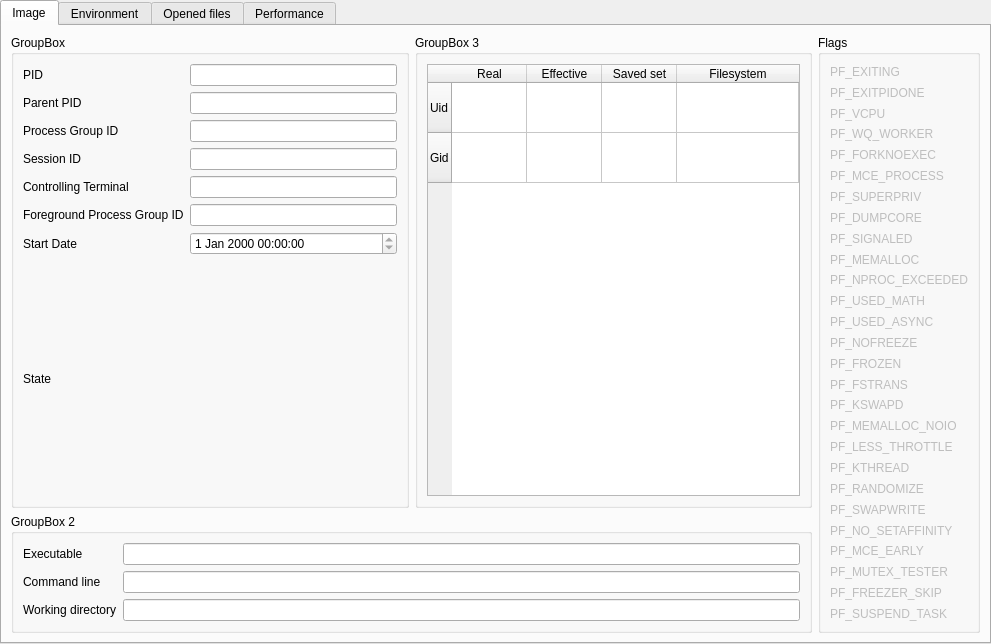
Above: src/processdetailview.ui from Wenzel/kmonitor before the change. Below: the same form after it.
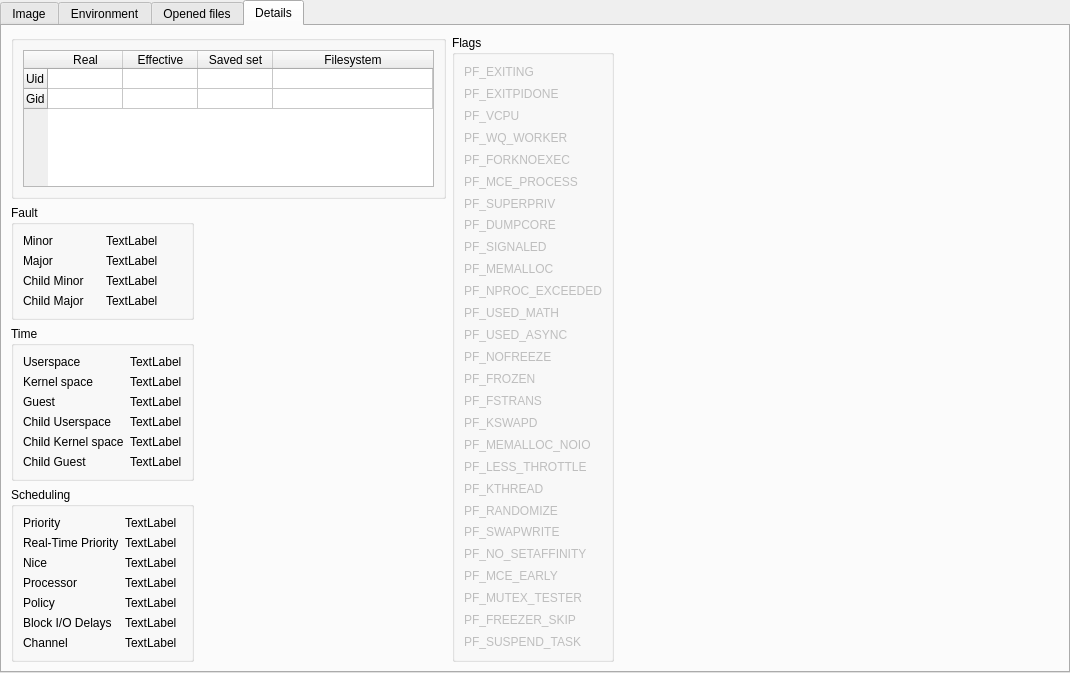
That is the form after the change.

Patch:
```diff
--- a/src/processdetailview.ui
+++ b/src/processdetailview.ui
@@ -6,34 +6,131 @@
    <rect>
     <x>0</x>
     <y>0</y>
-    <width>991</width>
-    <height>644</height>
+    <width>1070</width>
+    <height>673</height>
    </rect>
   </property>
   <property name="windowTitle">
    <string>TabWidget</string>
   </property>
   <property name="currentIndex">
-   <number>0</number>
+   <number>3</number>
   </property>
   <widget class="QWidget" name="tab_image">
    <attribute name="title">
     <string>Image</string>
    </attribute>
-   <layout class="QGridLayout" name="gridLayout_3">
-    <item row="0" column="0">
+   <layout class="QVBoxLayout" name="verticalLayout_2">
+    <item>
+     <widget class="QGroupBox" name="groupBox_2">
+      <property name="title">
+       <string/>
+      </property>
+      <layout class="QGridLayout" name="gridLayout_2">
+       <item row="4" column="2">
+        <widget class="QDateTimeEdit" name="dateTimeEdit_starttime">
+         <property name="frame">
+          <bool>true</bool>
+         </property>
+         <property name="readOnly">
+          <bool>true</bool>
+         </property>
+         <property name="accelerated">
+          <bool>false</bool>
+         </property>
+         <property name="displayFormat">
+          <string>HH:mm dd/MM/yyyy</string>
+         </property>
+        </widget>
+       </item>
+       <item row="1" column="0">
+        <widget class="QLabel" name="label">
+         <property name="text">
+          <string>Executable</string>
+         </property>
+        </widget>
+       </item>
+       <item row="1" column="2">
+        <widget class="QLineEdit" name="lineEdit_exe">
+         <property name="readOnly">
+          <bool>true</bool>
+         </property>
+        </widget>
+       </item>
+       <item row="2" column="0">
+        <widget class="QLabel" name="label_2">
+         <property name="text">
+          <string>Command line</string>
+         </property>
+        </widget>
+       </item>
+       <item row="3" column="0">
+        <widget class="QLabel" name="label_3">
+         <property name="text">
+          <string>Working directory</string>
+         </property>
+        </widget>
+       </item>
+       <item row="3" column="2">
+        <widget class="QLineEdit" name="lineEdit_cwd">
+         <property name="readOnly">
+          <bool>true</bool>
+         </property>
+        </widget>
+       </item>
+       <item row="0" column="2">
+        <widget class="QLineEdit" name="lineEdit_name"/>
+       </item>
+       <item row="0" column="0">
+        <widget class="QLabel" name="label_21">
+         <property name="text">
+          <string>Name</string>
+         </property>
+        </widget>
+       </item>
+       <item row="4" column="0">
+        <widget class="QLabel" name="label_9">
+         <property name="text">
+          <string>Start Date</string>
+         </property>
+        </widget>
+       </item>
+       <item row="5" column="2">
+        <widget class="QLineEdit" name="lineEdit_state">
+         <property name="frame">
+          <bool>true</bool>
+         </property>
+        </widget>
+       </item>
+       <item row="5" column="0">
+        <widget class="QLabel" name="label_11">
+         <property name="text">
+          <string>State</string>
+         </property>
+        </widget>
+       </item>
+       <item row="2" column="2">
+        <layout class="QHBoxLayout" name="horizontalLayout_cmdline"/>
+       </item>
+       <item row="6" column="0">
+        <widget class="QLabel" name="label_25">
+         <property name="text">
+          <string>Threads</string>
+         </property>
+        </widget>
+       </item>
+       <item row="6" column="2">
+        <widget class="QLineEdit" name="lineEdit_num_threads"/>
+       </item>
+      </layout>
+     </widget>
+    </item>
+    <item>
      <widget class="QGroupBox" name="groupBox">
       <property name="title">
-       <string>GroupBox</string>
+       <string/>
       </property>
       <layout class="QGridLayout" name="gridLayout">
-       <item row="0" column="0">
-        <widget class="QLabel" name="label_4">
-         <property name="text">
-          <string>PID</string>
-         </property>
-        </widget>
-       </item>
        <item row="0" column="2">
         <widget class="QLineEdit" name="lineEdit_pid">
          <property name="readOnly">
@@ -62,20 +159,6 @@
          </property>
         </widget>
        </item>
-       <item row="6" column="2">
-        <widget class="QLineEdit" name="lineEdit_tpgid">
-         <property name="readOnly">
-          <bool>true</bool>
-         </property>
-        </widget>
-       </item>
-       <item row="5" column="2">
-        <widget class="QLineEdit" name="lineEdit_tty">
-         <property name="readOnly">
-          <bool>true</bool>
-         </property>
-        </widget>
-       </item>
        <item row="3" column="2">
         <widget class="QLineEdit" name="lineEdit_sid">
          <property name="readOnly">
@@ -83,6 +166,23 @@
          </property>
         </widget>
        </item>
+       <item row="5" column="2">
+        <widget class="QLineEdit" name="lineEdit_tty">
+         <property name="readOnly">
+          <bool>true</bool>
+         </property>
+        </widget>
+       </item>
+       <item row="6" column="2">
+        <widget class="QLineEdit" name="lineEdit_tpgid">
+         <property name="readOnly">
+          <bool>true</bool>
+         </property>
+        </widget>
+       </item>
+       <item row="2" column="2">
+        <widget class="QLineEdit" name="lineEdit_pgid"/>
+       </item>
        <item row="5" column="0">
         <widget class="QLabel" name="label_7">
          <property name="text">
@@ -97,16 +197,6 @@
          </property>
         </widget>
        </item>
-       <item row="2" column="2">
-        <widget class="QLineEdit" name="lineEdit_pgid"/>
-       </item>
-       <item row="7" column="0">
-        <widget class="QLabel" name="label_9">
-         <property name="text">
-          <string>Start Date</string>
-         </property>
-        </widget>
-       </item>
        <item row="2" column="0">
         <widget class="QLabel" name="label_10">
          <property name="text">
@@ -114,101 +204,456 @@
          </property>
         </widget>
        </item>
-       <item row="7" column="2">
-        <widget class="QDateTimeEdit" name="dateTimeEdit_starttime">
-         <property name="frame">
-          <bool>true</bool>
-         </property>
-         <property name="readOnly">
-          <bool>true</bool>
-         </property>
-         <property name="accelerated">
-          <bool>false</bool>
-         </property>
-        </widget>
-       </item>
-       <item row="8" column="0">
-        <widget class="QLabel" name="label_11">
+       <item row="0" column="0">
+        <widget class="QLabel" name="label_4">
          <property name="text">
-          <string>State</string>
+          <string>PID</string>
          </property>
         </widget>
        </item>
-       <item row="8" column="2">
-        <widget class="QLabel" name="label_state">
-         <property name="text">
-          <string/>
-         </property>
-        </widget>
-       </item>
       </layout>
      </widget>
     </item>
-    <item row="0" column="1">
-     <widget class="QGroupBox" name="groupBox_3">
-      <property name="title">
-       <string>GroupBox 3</string>
+   </layout>
+  </widget>
+  <widget class="QWidget" name="tab_env">
+   <attribute name="title">
+    <string>Environment</string>
+   </attribute>
+   <layout class="QHBoxLayout" name="horizontalLayout">
+    <item>
+     <widget class="QTableWidget" name="tableWidet_env">
+      <property name="editTriggers">
+       <set>QAbstractItemView::NoEditTriggers</set>
       </property>
-      <layout class="QHBoxLayout" name="horizontalLayout_2">
-       <item>
-        <widget class="QTableWidget" name="tableWidget_uids">
-         <property name="editTriggers">
-          <set>QAbstractItemView::NoEditTriggers</set>
-         </property>
-         <property name="rowCount">
-          <number>2</number>
-         </property>
-         <property name="columnCount">
-          <number>4</number>
-         </property>
-         <attribute name="horizontalHeaderDefaultSectionSize">
-          <number>75</number>
-         </attribute>
-         <attribute name="horizontalHeaderStretchLastSection">
-          <bool>true</bool>
-         </attribute>
-         <attribute name="verticalHeaderDefaultSectionSize">
-          <number>50</number>
-         </attribute>
-         <attribute name="verticalHeaderStretchLastSection">
-          <bool>false</bool>
-         </attribute>
-         <row>
-          <property name="text">
-           <string>Uid</string>
+      <attribute name="horizontalHeaderDefaultSectionSize">
+       <number>300</number>
+      </attribute>
+      <attribute name="horizontalHeaderStretchLastSection">
+       <bool>true</bool>
+      </attribute>
+      <attribute name="verticalHeaderDefaultSectionSize">
+       <number>20</number>
+      </attribute>
+      <column>
+       <property name="text">
+        <string>Variable</string>
+       </property>
+      </column>
+      <column>
+       <property name="text">
+        <string>Value</string>
+       </property>
+      </column>
+     </widget>
+    </item>
+   </layout>
+  </widget>
+  <widget class="QWidget" name="tab_fds">
+   <attribute name="title">
+    <string>Opened files</string>
+   </attribute>
+   <layout class="QHBoxLayout" name="horizontalLayout_4">
+    <item>
+     <widget class="QTableWidget" name="tableWidget_fds">
+      <property name="editTriggers">
+       <set>QAbstractItemView::NoEditTriggers</set>
+      </property>
+      <property name="sortingEnabled">
+       <bool>true</bool>
+      </property>
+      <attribute name="horizontalHeaderStretchLastSection">
+       <bool>true</bool>
+      </attribute>
+      <attribute name="verticalHeaderDefaultSectionSize">
+       <number>20</number>
+      </attribute>
+      <column>
+       <property name="text">
+        <string>Descriptor</string>
+       </property>
+      </column>
+      <column>
+       <property name="text">
+        <string>Path</string>
+       </property>
+      </column>
+     </widget>
+    </item>
+   </layout>
+  </widget>
+  <widget class="QWidget" name="tab_details">
+   <attribute name="title">
+    <string>Details</string>
+   </attribute>
+   <layout class="QHBoxLayout" name="horizontalLayout_5">
+    <item>
+     <layout class="QVBoxLayout" name="verticalLayout_4">
+      <item>
+       <widget class="QGroupBox" name="groupBox_3">
+        <property name="title">
+         <string/>
+        </property>
+        <layout class="QHBoxLayout" name="horizontalLayout_2">
+         <item>
+          <widget class="QTableWidget" name="tableWidget_uids">
+           <property name="editTriggers">
+            <set>QAbstractItemView::NoEditTriggers</set>
+           </property>
+           <property name="rowCount">
+            <number>2</number>
+           </property>
+           <property name="columnCount">
+            <number>4</number>
+           </property>
+           <attribute name="horizontalHeaderDefaultSectionSize">
+            <number>75</number>
+           </attribute>
+           <attribute name="horizontalHeaderStretchLastSection">
+            <bool>true</bool>
+           </attribute>
+           <attribute name="verticalHeaderDefaultSectionSize">
+            <number>20</number>
+           </attribute>
+           <attribute name="verticalHeaderStretchLastSection">
+            <bool>false</bool>
+           </attribute>
+           <row>
+            <property name="text">
+             <string>Uid</string>
+            </property>
+           </row>
+           <row>
+            <property name="text">
+             <string>Gid</string>
+            </property>
+           </row>
+           <column>
+            <property name="text">
+             <string>Real</string>
+            </property>
+           </column>
+           <column>
+            <property name="text">
+             <string>Effective</string>
+            </property>
+           </column>
+           <column>
+            <property name="text">
+             <string>Saved set</string>
+            </property>
+           </column>
+           <column>
+            <property name="text">
+             <string>Filesystem</string>
+            </property>
+           </column>
+          </widget>
+         </item>
+        </layout>
+       </widget>
+      </item>
+      <item>
+       <layout class="QHBoxLayout" name="horizontalLayout_3">
+        <item>
+         <layout class="QVBoxLayout" name="verticalLayout_3">
+          <item>
+           <widget class="QGroupBox" name="groupBox_5">
+            <property name="title">
+             <string>Fault</string>
+            </property>
+            <layout class="QGridLayout" name="gridLayout_4">
+             <item row="0" column="0">
+              <widget class="QLabel" name="label_12">
+               <property name="text">
+                <string>Minor</string>
+               </property>
+              </widget>
+             </item>
+             <item row="0" column="1">
+              <widget class="QLabel" name="label_minflt">
+               <property name="frameShape">
+                <enum>QFrame::NoFrame</enum>
+               </property>
+               <property name="frameShadow">
+                <enum>QFrame::Plain</enum>
+               </property>
+               <property name="lineWidth">
+                <number>0</number>
+               </property>
+               <property name="midLineWidth">
+                <number>0</number>
+               </property>
+               <property name="text">
+                <string>TextLabel</string>
+               </property>
+              </widget>
+             </item>
+             <item row="2" column="0">
+              <widget class="QLabel" name="label_16">
+               <property name="text">
+                <string>Child Minor</string>
+               </property>
+              </widget>
+             </item>
+             <item row="2" column="1">
+              <widget class="QLabel" name="label_cminflt">
+               <property name="text">
+                <string>TextLabel</string>
+               </property>
+              </widget>
+             </item>
+             <item row="4" column="0">
+              <widget class="QLabel" name="label_19">
+               <property name="text">
+                <string>Child Major</string>
+               </property>
+              </widget>
+             </item>
+             <item row="4" column="1">
+              <widget class="QLabel" name="label_cmajflt">
+               <property name="text">
+                <string>TextLabel</string>
+               </property>
+              </widget>
+             </item>
+             <item row="1" column="0">
+              <widget class="QLabel" name="label_18">
+               <property name="text">
+                <string>Major</string>
+               </property>
+              </widget>
+             </item>
+             <item row="1" column="1">
+              <widget class="QLabel" name="label_majflt">
+               <property name="text">
+                <string>TextLabel</string>
+               </property>
+              </widget>
+             </item>
+            </layout>
+           </widget>
+          </item>
+          <item>
+           <widget class="QGroupBox" name="groupBox_6">
+            <property name="title">
+             <string>Time</string>
+            </property>
+            <layout class="QGridLayout" name="gridLayout_5">
+             <item row="0" column="0">
+              <widget class="QLabel" name="label_13">
+               <property name="text">
+                <string>Userspace</string>
+               </property>
+              </widget>
+             </item>
+             <item row="0" column="1">
+              <widget class="QLabel" name="label_utime">
+               <property name="text">
+                <string>TextLabel</string>
+               </property>
+              </widget>
+             </item>
+             <item row="1" column="0">
+              <widget class="QLabel" name="label_14">
+               <property name="text">
+                <string>Kernel space</string>
+               </property>
+              </widget>
+             </item>
+             <item row="1" column="1">
+              <widget class="QLabel" name="label_stime">
+               <property name="text">
+                <string>TextLabel</string>
+               </property>
+              </widget>
+             </item>
+             <item row="3" column="0">
+              <widget class="QLabel" name="label_15">
+               <property name="text">
+                <string>Child Userspace</string>
+               </property>
+              </widget>
+             </item>
+             <item row="3" column="1">
+              <widget class="QLabel" name="label_cutime">
+               <property name="text">
+                <string>TextLabel</string>
+               </property>
+              </widget>
+             </item>
+             <item row="4" column="0">
+              <widget class="QLabel" name="label_17">
+               <property name="text">
+                <string>Child Kernel space</string>
+               </property>
+              </widget>
+             </item>
+             <item row="4" column="1">
+              <widget class="QLabel" name="label_cstime">
+               <property name="text">
+                <string>TextLabel</string>
+               </property>
+              </widget>
+             </item>
+             <item row="2" column="1">
+              <widget class="QLabel" name="label_guest_time">
+               <property name="text">
+                <string>TextLabel</string>
+               </property>
+              </widget>
+             </item>
+             <item row="2" column="0">
+              <widget class="QLabel" name="label_28">
+               <property name="text">
+                <string>Guest</string>
+               </property>
+              </widget>
+             </item>
+             <item row="5" column="0">
+              <widget class="QLabel" name="label_29">
+               <property name="text">
+                <string>Child Guest</string>
+               </property>
+              </widget>
+             </item>
+             <item row="5" column="1">
+              <widget class="QLabel" name="label_cguest_time">
+               <property name="text">
+                <string>TextLabel</string>
+               </property>
+              </widget>
+             </item>
+            </layout>
+           </widget>
+          </item>
+          <item>
+           <widget class="QGroupBox" name="groupBox_7">
+            <property name="title">
+             <string>Scheduling</string>
+            </property>
+            <layout class="QGridLayout" name="gridLayout_3">
+             <item row="0" column="0">
+              <widget class="QLabel" name="label_20">
+               <property name="text">
+                <string>Priority</string>
+               </property>
+              </widget>
+             </item>
+             <item row="5" column="0">
+              <widget class="QLabel" name="label_27">
+               <property name="text">
+                <string>Block I/O Delays</string>
+               </property>
+              </widget>
+             </item>
+             <item row="1" column="1">
+              <widget class="QLabel" name="label_rt_priority">
+               <property name="text">
+                <string>TextLabel</string>
+               </property>
+              </widget>
+             </item>
+             <item row="2" column="1">
+              <widget class="QLabel" name="label_nice">
+               <property name="text">
+                <string>TextLabel</string>
+               </property>
+              </widget>
+             </item>
+             <item row="3" column="1">
+              <widget class="QLabel" name="label_processor">
+               <property name="text">
+                <string>TextLabel</string>
+               </property>
+              </widget>
+             </item>
+             <item row="0" column="1">
+              <widget class="QLabel" name="label_priority">
+               <property name="text">
+                <string>TextLabel</string>
+               </property>
+              </widget>
+             </item>
+             <item row="3" column="0">
+              <widget class="QLabel" name="label_23">
+               <property name="text">
+                <string>Processor</string>
+               </property>
+              </widget>
+             </item>
+             <item row="2" column="0">
+              <widget class="QLabel" name="label_22">
+               <property name="text">
+                <string>Nice</string>
+               </property>
+              </widget>
+             </item>
+             <item row="4" column="0">
+              <widget class="QLabel" name="label_26">
+               <property name="text">
+                <string>Policy</string>
+               </property>
+              </widget>
+             </item>
+             <item row="1" column="0">
+              <widget class="QLabel" name="label_24">
+               <property name="text">
+                <string>Real-Time Priority</string>
+               </property>
+              </widget>
+             </item>
+             <item row="5" column="1">
+              <widget class="QLabel" name="label_delayacct_blkio_ticks">
+               <property name="text">
+                <string>TextLabel</string>
+               </property>
+              </widget>
+             </item>
+             <item row="4" column="1">
+              <widget class="QLabel" name="label_policy">
+               <property name="text">
+                <string>TextLabel</string>
+               </property>
+              </widget>
+             </item>
+             <item row="6" column="0">
+              <widget class="QLabel" name="label_30">
+               <property name="text">
+                <string>Channel</string>
+               </property>
+              </widget>
+             </item>
+             <item row="6" column="1">
+              <widget class="QLabel" name="label_wchan">
+               <property name="text">
+                <string>TextLabel</string>
+               </property>
+              </widget>
+             </item>
+            </layout>
+           </widget>
+          </item>
+         </layout>
+        </item>
+        <item>
+         <spacer name="horizontalSpacer">
+          <property name="orientation">
+           <enum>Qt::Horizontal</enum>
           </property>
-         </row>
-         <row>
-          <property name="text">
-           <string>Gid</string>
+          <property name="sizeHint" stdset="0">
+           <size>
+            <width>40</width>
+            <height>20</height>
+           </size>
           </property>
-         </row>
-         <column>
-          <property name="text">
-           <string>Real</string>
-          </property>
-         </column>
-         <column>
-          <property name="text">
-           <string>Effective</string>
-          </property>
-         </column>
-         <column>
-          <property name="text">
-           <string>Saved set</string>
-          </property>
-         </column>
-         <column>
-          <property name="text">
-           <string>Filesystem</string>
-          </property>
-         </column>
-        </widget>
-       </item>
-      </layout>
-     </widget>
+         </spacer>
+        </item>
+       </layout>
+      </item>
+     </layout>
     </item>
-    <item row="0" column="2" rowspan="2">
+    <item>
      <widget class="QGroupBox" name="groupBox_4">
       <property name="title">
        <string>Flags</string>
@@ -487,284 +932,19 @@
       </layout>
      </widget>
     </item>
-    <item row="1" column="0" colspan="2">
-     <widget class="QGroupBox" name="groupBox_2">
-      <property name="title">
-       <string>GroupBox 2</string>
-      </property>
-      <layout class="QGridLayout" name="gridLayout_2">
-       <item row="0" column="0">
-        <widget class="QLabel" name="label">
-         <property name="text">
-          <string>Executable</string>
-         </property>
-        </widget>
-       </item>
-       <item row="0" column="1">
-        <widget class="QLineEdit" name="lineEdit_exe">
-         <property name="readOnly">
-          <bool>true</bool>
-         </property>
-        </widget>
-       </item>
-       <item row="1" column="0">
-        <widget class="QLabel" name="label_2">
-         <property name="text">
-          <string>Command line</string>
-         </property>
-        </widget>
-       </item>
-       <item row="1" column="1">
-        <widget class="QLineEdit" name="lineEdit_cmdline">
-         <property name="readOnly">
-          <bool>true</bool>
-         </property>
-        </widget>
-       </item>
-       <item row="2" column="0">
-        <widget class="QLabel" name="label_3">
-         <property name="text">
-          <string>Working directory</string>
-         </property>
-        </widget>
-       </item>
-       <item row="2" column="1">
-        <widget class="QLineEdit" name="lineEdit_cwd">
-         <property name="readOnly">
-          <bool>true</bool>
-         </property>
-        </widget>
-       </item>
-      </layout>
-     </widget>
-    </item>
-   </layout>
-  </widget>
-  <widget class="QWidget" name="tab_env">
-   <attribute name="title">
-    <string>Environment</string>
-   </attribute>
-   <layout class="QHBoxLayout" name="horizontalLayout">
     <item>
-     <widget class="QTableWidget" name="tableWidet_env">
-      <property name="editTriggers">
-       <set>QAbstractItemView::NoEditTriggers</set>
-      </property>
-      <attribute name="horizontalHeaderDefaultSectionSize">
-       <number>300</number>
-      </attribute>
-      <attribute name="horizontalHeaderStretchLastSection">
-       <bool>true</bool>
-      </attribute>
-      <column>
-       <property name="text">
-        <string>Variable</string>
-       </property>
-      </column>
-      <column>
-       <property name="text">
-        <string>Value</string>
-       </property>
-      </column>
-     </widget>
-    </item>
-   </layout>
-  </widget>
-  <widget class="QWidget" name="tab_fds">
-   <attribute name="title">
-    <string>Opened files</string>
-   </attribute>
-   <layout class="QHBoxLayout" name="horizontalLayout_4">
-    <item>
-     <widget class="QTableWidget" name="tableWidget_fds">
-      <property name="editTriggers">
-       <set>QAbstractItemView::NoEditTriggers</set>
-      </property>
-      <property name="sortingEnabled">
-       <bool>true</bool>
-      </property>
-      <attribute name="horizontalHeaderStretchLastSection">
-       <bool>true</bool>
-      </attribute>
-      <column>
-       <property name="text">
-        <string>Descriptor</string>
-       </property>
-      </column>
-      <column>
-       <property name="text">
-        <string>Path</string>
-       </property>
-      </column>
-     </widget>
-    </item>
-   </layout>
-  </widget>
-  <widget class="QWidget" name="tab_perf">
-   <attribute name="title">
-    <string>Performance</string>
-   </attribute>
-   <layout class="QGridLayout" name="gridLayout_6">
-    <item row="0" column="0">
-     <layout class="QHBoxLayout" name="horizontalLayout_3">
-      <item>
-       <widget class="QGroupBox" name="groupBox_5">
-        <property name="title">
-         <string>Fault</string>
-        </property>
-        <layout class="QGridLayout" name="gridLayout_4">
-         <item row="0" column="0">
-          <widget class="QLabel" name="label_12">
-           <property name="text">
-            <string>minflt</string>
-           </property>
-          </widget>
-         </item>
-         <item row="0" column="1">
-          <widget class="QLabel" name="label_minflt">
-           <property name="text">
-            <string>TextLabel</string>
-           </property>
-          </widget>
-         </item>
-         <item row="1" column="0">
-          <widget class="QLabel" name="label_16">
-           <property name="text">
-            <string>cminflt</string>
-           </property>
-          </widget>
-         </item>
-         <item row="1" column="1">
-          <widget class="QLabel" name="label_cminflt">
-           <property name="text">
-            <string>TextLabel</string>
-           </property>
-          </widget>
-         </item>
-         <item row="2" column="0">
-          <widget class="QLabel" name="label_18">
-           <property name="text">
-            <string>majflt</string>
-           </property>
-          </widget>
-         </item>
-         <item row="2" column="1">
-          <widget class="QLabel" name="label_majflt">
-           <property name="text">
-            <string>TextLabel</string>
-           </property>
-          </widget>
-         </item>
-         <item row="3" column="0">
-          <widget class="QLabel" name="label_19">
-           <property name="text">
-            <string>cmajflt</string>
-           </property>
-          </widget>
-         </item>
-         <item row="3" column="1">
-          <widget class="QLabel" name="label_cmajflt">
-           <property name="text">
-            <string>TextLabel</string>
-           </property>
-          </widget>
-         </item>
-        </layout>
-       </widget>
-      </item>
-      <item>
-       <widget class="QGroupBox" name="groupBox_6">
-        <property name="title">
-         <string>Time</string>
-        </property>
-        <layout class="QGridLayout" name="gridLayout_5">
-         <item row="0" column="0">
-          <widget class="QLabel" name="label_13">
-           <property name="text">
-            <string>utime</string>
-           </property>
-          </widget>
-         </item>
-         <item row="0" column="1">
-          <widget class="QLabel" name="label_utime">
-           <property name="text">
-            <string>TextLabel</string>
-           </property>
-          </widget>
-         </item>
-         <item row="1" column="0">
-          <widget class="QLabel" name="label_14">
-           <property name="text">
-            <string>stime</string>
-           </property>
-          </widget>
-         </item>
-         <item row="1" column="1">
-          <widget class="QLabel" name="label_stime">
-           <property name="text">
-            <string>TextLabel</string>
-           </property>
-          </widget>
-         </item>
-         <item row="2" column="0">
-          <widget class="QLabel" name="label_15">
-           <property name="text">
-            <string>cutime</string>
-           </property>
-          </widget>
-         </item>
-         <item row="2" column="1">
-          <widget class="QLabel" name="label_cutime">
-           <property name="text">
-            <string>TextLabel</string>
-           </property>
-          </widget>
-         </item>
-         <item row="3" column="0">
-          <widget class="QLabel" name="label_17">
-           <property name="text">
-            <string>cstime</string>
-           </property>
-          </widget>
-         </item>
-         <item row="3" column="1">
-          <widget class="QLabel" name="label_cstime">
-           <property name="text">
-            <string>TextLabel</string>
-           </property>
-          </widget>
-         </item>
-        </layout>
-       </widget>
-      </item>
-     </layout>
-    </item>
-    <item row="0" column="1">
-     <spacer name="horizontalSpacer">
+     <spacer name="horizontalSpacer_2">
       <property name="orientation">
        <enum>Qt::Horizontal</enum>
       </property>
       <property name="sizeHint" stdset="0">
        <size>
-        <width>720</width>
+        <width>445</width>
         <height>20</height>
        </size>
       </property>
      </spacer>
     </item>
-    <item row="1" column="0">
-     <spacer name="verticalSpacer">
-      <property name="orientation">
-       <enum>Qt::Vertical</enum>
-      </property>
-      <property name="sizeHint" stdset="0">
-       <size>
-        <width>20</width>
-        <height>469</height>
-       </size>
-      </property>
-     </spacer>
-    </item>
    </layout>
   </widget>
  </widget>
```
